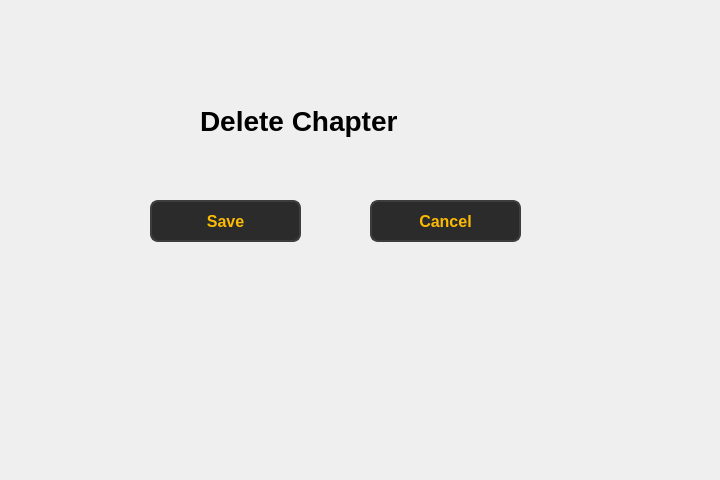
Qt form ui/faculty/faculty_delete_chapter_window.ui (Soham1117/elearningApp) before a commit.
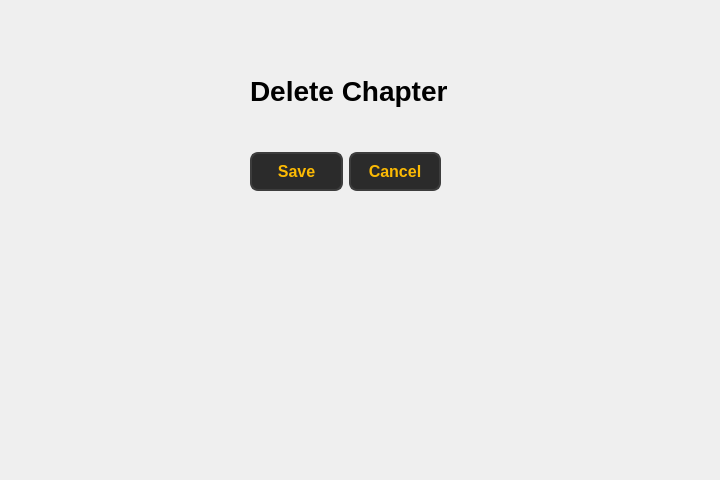
The same form after that commit.

Commit message: Changes made to UI of faculty pages.

```diff
--- a/ui/faculty/faculty_delete_chapter_window.ui
+++ b/ui/faculty/faculty_delete_chapter_window.ui
@@ -13,84 +13,12 @@
   <property name="windowTitle">
    <string>Form</string>
   </property>
-  <widget class="QPushButton" name="pushButton_6">
-   <property name="geometry">
-    <rect>
-     <x>150</x>
-     <y>200</y>
-     <width>151</width>
-     <height>42</height>
-    </rect>
-   </property>
-   <property name="styleSheet">
-    <string notr="true">QPushButton {
-        background-color: #2b2b2b;  
-        color: #fcba03;              
-        border: 2px solid #3d3d3d;      
-        border-radius: 8px;          
-        padding: 8px 16px;            
-        font-size: 16px;            
-        font-weight: bold;
-    
-    }
-
-    QPushButton:hover {
-        background-color: #fcba03;
-		 color: #000000;
-        border: 2px solid #5a5a5a;    
-    }
-
-    QPushButton:pressed {
-        background-color: #1a1a1a;      
-        border: 2px solid #2b2b2b;      
-    }</string>
-   </property>
-   <property name="text">
-    <string>Save</string>
-   </property>
-  </widget>
-  <widget class="QPushButton" name="pushButton_7">
-   <property name="geometry">
-    <rect>
-     <x>370</x>
-     <y>200</y>
-     <width>151</width>
-     <height>42</height>
-    </rect>
-   </property>
-   <property name="styleSheet">
-    <string notr="true">QPushButton {
-        background-color: #2b2b2b;  
-        color: #fcba03;              
-        border: 2px solid #3d3d3d;      
-        border-radius: 8px;          
-        padding: 8px 16px;            
-        font-size: 16px;            
-        font-weight: bold;
-    
-    }
-
-    QPushButton:hover {
-        background-color: #fcba03;
-		 color: #000000;
-        border: 2px solid #5a5a5a;    
-    }
-
-    QPushButton:pressed {
-        background-color: #1a1a1a;      
-        border: 2px solid #2b2b2b;      
-    }</string>
-   </property>
-   <property name="text">
-    <string>Cancel</string>
-   </property>
-  </widget>
   <widget class="QLabel" name="label_2">
    <property name="geometry">
     <rect>
-     <x>200</x>
-     <y>100</y>
-     <width>241</width>
+     <x>250</x>
+     <y>70</y>
+     <width>201</width>
      <height>41</height>
     </rect>
    </property>
@@ -104,6 +32,78 @@
     <string>Delete Chapter</string>
    </property>
   </widget>
+  <widget class="QWidget" name="">
+   <property name="geometry">
+    <rect>
+     <x>250</x>
+     <y>150</y>
+     <width>191</width>
+     <height>44</height>
+    </rect>
+   </property>
+   <layout class="QHBoxLayout" name="horizontalLayout">
+    <item>
+     <widget class="QPushButton" name="pushButton_6">
+      <property name="styleSheet">
+       <string notr="true">QPushButton {
+        background-color: #2b2b2b;  
+        color: #fcba03;              
+        border: 2px solid #3d3d3d;      
+        border-radius: 8px;          
+        padding: 8px 16px;            
+        font-size: 16px;            
+        font-weight: bold;
+    
+    }
+
+    QPushButton:hover {
+        background-color: #fcba03;
+		 color: #000000;
+        border: 2px solid #5a5a5a;    
+    }
+
+    QPushButton:pressed {
+        background-color: #1a1a1a;      
+        border: 2px solid #2b2b2b;      
+    }</string>
+      </property>
+      <property name="text">
+       <string>Save</string>
+      </property>
+     </widget>
+    </item>
+    <item>
+     <widget class="QPushButton" name="pushButton_7">
+      <property name="styleSheet">
+       <string notr="true">QPushButton {
+        background-color: #2b2b2b;  
+        color: #fcba03;              
+        border: 2px solid #3d3d3d;      
+        border-radius: 8px;          
+        padding: 8px 16px;            
+        font-size: 16px;            
+        font-weight: bold;
+    
+    }
+
+    QPushButton:hover {
+        background-color: #fcba03;
+		 color: #000000;
+        border: 2px solid #5a5a5a;    
+    }
+
+    QPushButton:pressed {
+        background-color: #1a1a1a;      
+        border: 2px solid #2b2b2b;      
+    }</string>
+      </property>
+      <property name="text">
+       <string>Cancel</string>
+      </property>
+     </widget>
+    </item>
+   </layout>
+  </widget>
  </widget>
  <resources/>
  <connections/>
```
The commit also changes 98 other files.
